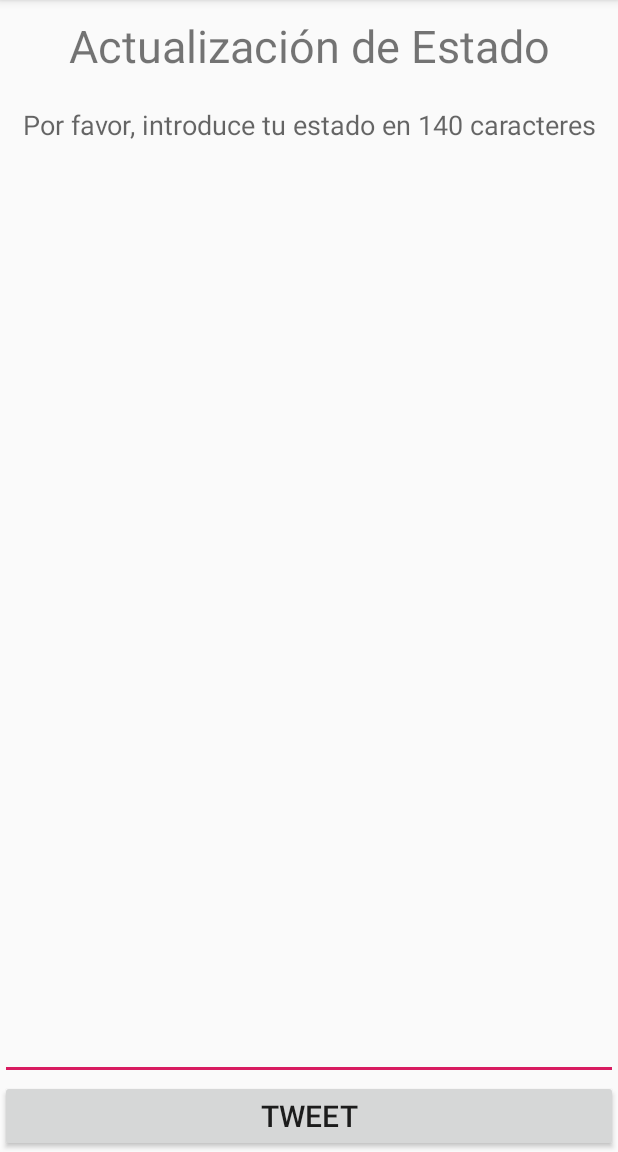
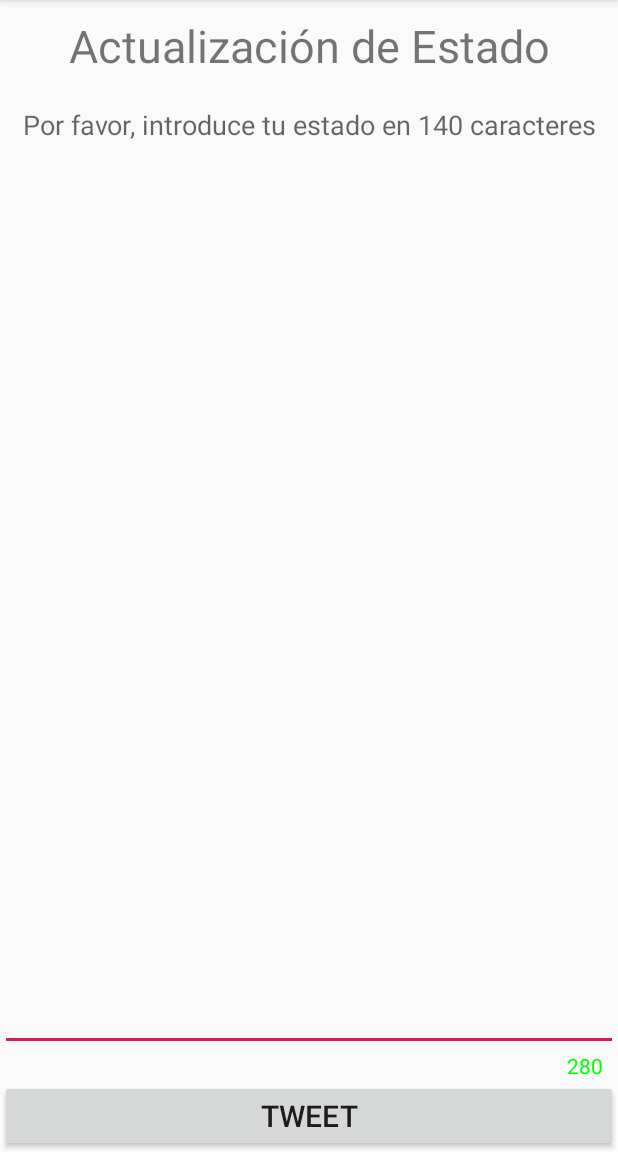
Before and after one commit to davidgpgr94/yambadavidgo, an Android app: the screen it shows after launch (StatusActivity), after a tap on "TWEET", on a phone screen of 412 x 824 dp, the part 84-1236 px from its top. Run offline under Robolectric (Android 15) with nearby library versions, the light colour scheme and no system bars.

Commit message:
Added AsyncTasks to send the new tweet in a new thread. Added a character counter.

```diff
--- a/app/src/main/java/com/example/davidgo/yambadavidgo/StatusActivity.java
+++ b/app/src/main/java/com/example/davidgo/yambadavidgo/StatusActivity.java
@@ -1,23 +1,37 @@
 package com.example.davidgo.yambadavidgo;
 
+import android.graphics.Color;
+import android.os.AsyncTask;
 import android.support.v7.app.AppCompatActivity;
 import android.os.Bundle;
+import android.text.Editable;
+import android.text.TextWatcher;
 import android.util.Log;
 import android.view.View;
 import android.widget.Button;
 import android.widget.EditText;
+import android.widget.TextView;
+import android.widget.Toast;
+
+import org.w3c.dom.Text;
 
 import twitter4j.Twitter;
 import twitter4j.TwitterFactory;
 import twitter4j.conf.ConfigurationBuilder;
 
-public class StatusActivity extends AppCompatActivity implements View.OnClickListener {
+public class StatusActivity extends AppCompatActivity implements View.OnClickListener, TextWatcher {
+
+    private static final String CONSUMER_KEY = "CONSUMER KEY";
+    private static final String CONSUMER_SECRET = "CONSUMER SECRET";
+    private static final String ACCESS_TOKEN = "ACCESS TOKEN";
+    private static final String ACCESS_TOKEN_SECRET = "ACCESS TOKEN SECRET";
 
     private static final String TAG = "StatusActivity";
+
     EditText et_status;
     Button button_tweet;
     Twitter twitter;
-
+    TextView tv_count;
 
     @Override
     protected void onCreate(Bundle savedInstanceState) {
@@ -25,14 +39,21 @@ public class StatusActivity extends AppCompatActivity implements View.OnClickLis
         setContentView(R.layout.activity_status);
 
         et_status = (EditText) findViewById(R.id.et_status);
+        et_status.addTextChangedListener(this);
         button_tweet = (Button) findViewById(R.id.button_tweet);
         button_tweet.setOnClickListener(this);
 
+        tv_count = (TextView) findViewById(R.id.tv_count);
+        tv_count.setText(Integer.toString(280));
+        tv_count.setTextColor(Color.GREEN);
+
+
+
         ConfigurationBuilder builder = new ConfigurationBuilder();
-        builder.setOAuthConsumerKey("LA CONSUMER KEY")
-                .setOAuthConsumerSecret("EL CONSUMER SECRET")
-                .setOAuthAccessToken("EL ACCESS TOKEN")
-                .setOAuthAccessTokenSecret("EL ACCESS TOKEN SECRET");
+        builder.setOAuthConsumerKey(CONSUMER_KEY)
+                .setOAuthConsumerSecret(CONSUMER_SECRET)
+                .setOAuthAccessToken(ACCESS_TOKEN)
+                .setOAuthAccessTokenSecret(ACCESS_TOKEN_SECRET);
         TwitterFactory factory = new TwitterFactory(builder.build());
         twitter = factory.getInstance();
 
@@ -44,12 +65,53 @@ public class StatusActivity extends AppCompatActivity implements View.OnClickLis
         String status = et_status.getText().toString();
         Log.d(TAG, "onClicked");
 
-        try {
-            twitter.updateStatus(status);
-            Log.d(TAG, "Enviado correctamente: ");
-        } catch (Exception e) {
-            Log.e(TAG, "Fallo en el envio");
-            e.printStackTrace();
+        new PostTask().execute(status);
+    }
+
+    @Override
+    public void beforeTextChanged(CharSequence s, int start, int count, int after) {
+
+    }
+
+    @Override
+    public void onTextChanged(CharSequence s, int start, int before, int count) {
+
+    }
+
+    @Override
+    public void afterTextChanged(Editable statusText) {
+        int count = 280 - statusText.length();
+        tv_count.setText(Integer.toString(count));
+        if (count > 70)
+            tv_count.setTextColor(Color.GREEN);
+        else if (count <= 70 && count > 0)
+            tv_count.setTextColor(Color.YELLOW);
+        else
+            tv_count.setTextColor(Color.RED);
+    }
+
+    private final class PostTask extends AsyncTask<String, Void, String> {
+
+        //Llamada al empezar
+        @Override
+        protected String doInBackground(String... strings) {
+            try {
+                twitter.updateStatus(strings[0]);
+                Log.d(TAG, "Enviado correctamente: ");
+                return "Tweet enviado correctamente";
+            } catch (Exception e) {
+                Log.e(TAG, "Fallo en el envio");
+                e.printStackTrace();
+                return "Fallo en el envío del tweet";
+            }
+        }
+
+        //Llamada cuando la actividad en background ha terminado
+        @Override
+        protected void onPostExecute(String result) {
+            super.onPostExecute(result);
+            Toast.makeText(StatusActivity.this, "Tweet enviado satisfactoriamente", Toast.LENGTH_LONG)
+                    .show();
         }
     }
 }
--- a/app/src/main/res/layout/activity_status.xml
+++ b/app/src/main/res/layout/activity_status.xml
@@ -21,6 +21,14 @@
         android:gravity="top|center_horizontal"
         android:hint="@string/et_status_hint"/>
 
+    <TextView
+        android:id="@+id/tv_count"
+        android:layout_width="wrap_content"
+        android:layout_height="wrap_content"
+        android:layout_gravity="right"
+        android:text=""
+        android:layout_marginRight="10dp"/>
+
     <Button
         android:id="@+id/button_tweet"
         android:layout_width="match_parent"
```
